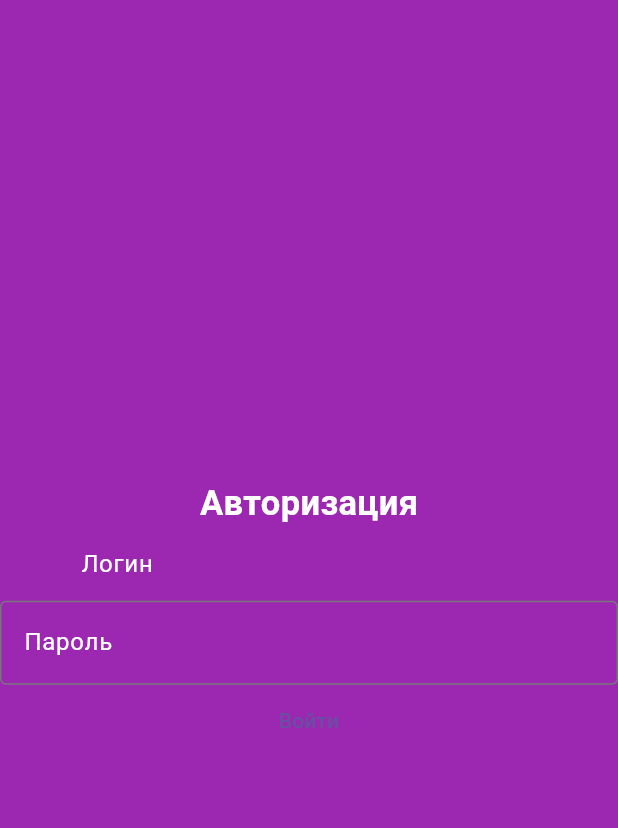
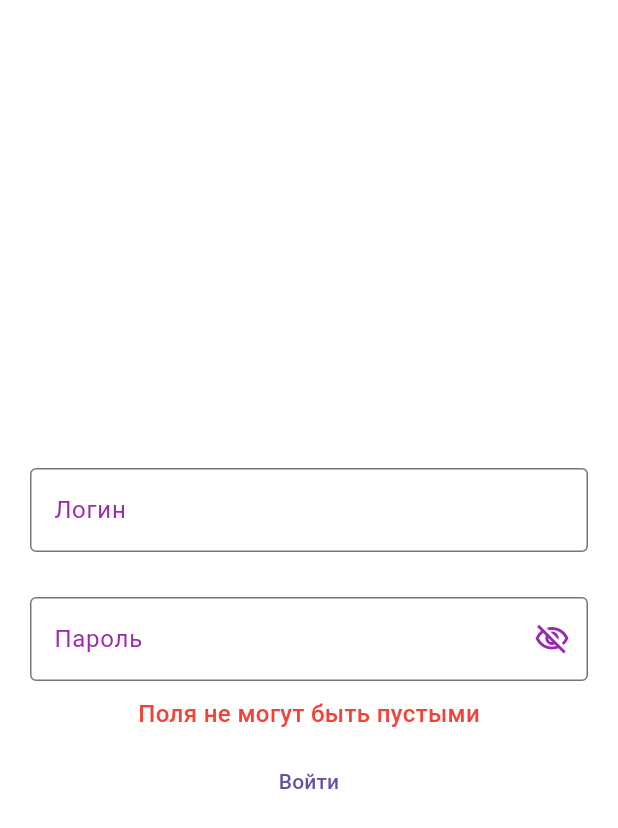
Before and after one commit to afn66666666/diploma, a Flutter app: the screen it shows after launch, after a tap on "Войти", on a phone screen of 412 x 824 dp. Shown: the top 828 px of the screen. Run offline on Flutter 3.47's test engine with Material 3 defaults, Android fonts, the phone set to English and light mode, and no system bars; missing offline and left inert: dart:ffi, postgres.

Commit message:
++авторизация

```diff
--- a/lib/features/authorization/authorization_screen.dart
+++ b/lib/features/authorization/authorization_screen.dart
@@ -1,4 +1,10 @@
+import 'dart:convert';
+import 'dart:ffi';
+
 import 'package:flutter/material.dart';
+import 'package:flutter_application_2/features/sql_connection/connector.dart';
+import 'package:provider/provider.dart';
+import 'package:crypto/crypto.dart';
 
 class AuthorizationScreen extends StatefulWidget {
   final _loginController = TextEditingController();
@@ -9,47 +15,125 @@ class AuthorizationScreen extends StatefulWidget {
 }
 
 class AuthorizationScreenState extends State<AuthorizationScreen> {
+  bool _showError = false;
+  bool _isPasswordVisible = false;
+  bool _isLoadingShow = false;
+  String _error = '';
   @override
   Widget build(BuildContext context) {
+    print('authorization screen builded');
+    final connector = Provider.of<Connector>(context);
     final theme = Theme.of(context);
     return Scaffold(
-      backgroundColor: theme.appBarTheme.backgroundColor,
+      backgroundColor: Colors.white,
       body: Column(mainAxisAlignment: MainAxisAlignment.center, children: [
         Text(
           'Авторизация',
           style: theme.appBarTheme.titleTextStyle,
         ),
         //login
-        TextFormField(
-
+        Padding(
+          padding: const EdgeInsets.symmetric(horizontal: 20),
+          child: TextFormField(
             controller: widget._loginController,
-          decoration: const InputDecoration(
-            contentPadding: EdgeInsets.only(left:50, right: 20),
-            border: OutlineInputBorder(borderSide: BorderSide(color: Colors.white)),
-            enabledBorder: OutlineInputBorder(
-                borderSide: BorderSide(
-                    color: Colors.white, width: 3, style: BorderStyle.none)),
-            disabledBorder: OutlineInputBorder(borderSide: BorderSide(
-                    color: Colors.white, width: 3, style: BorderStyle.none)),
+            decoration: InputDecoration(
+              border: const OutlineInputBorder(),
+              // enabledBorder: OutlineInputBorder(
+              //     borderSide: BorderSide(
+              //         color: Colors.black54, width: 3, style: BorderStyle.none)),
+              // disabledBorder: OutlineInputBorder(
+              //     borderSide: BorderSide(
+              //         color: Colors.black54, width: 3, style: BorderStyle.none)),
               // border: OutlineInputBorder(
               //     borderSide: BorderSide(color: Colors.white, width: 3,style: BorderStyle.none)),
               labelText: 'Логин',
-            labelStyle: TextStyle(color: Colors.white),
+              labelStyle: TextStyle(color: theme.appBarTheme.backgroundColor),
             ),
           ),
+        ),
+        const Padding(padding: EdgeInsets.symmetric(vertical: 15)),
         //password
-        TextFormField(
+        Padding(
+            padding: const EdgeInsets.symmetric(horizontal: 20),
+            child: TextFormField(
+              obscureText: _isPasswordVisible,
               controller: widget._passwordController,
-          decoration: const InputDecoration(
-              border: OutlineInputBorder(),
+              decoration: InputDecoration(
+                  suffixIcon: IconButton(
+                    onPressed: () {
+                      setState(() {
+                        _isPasswordVisible = !_isPasswordVisible;
+                      });
+                    },
+                    icon: Icon(_isPasswordVisible
+                        ? Icons.visibility_outlined
+                        : Icons.visibility_off_outlined),
+                    color: theme.appBarTheme.backgroundColor,
+                  ),
+                  border: const OutlineInputBorder(),
                   labelText: 'Пароль',
-              labelStyle: TextStyle(color: Colors.white)),
+                  labelStyle:
+                      TextStyle(color: theme.appBarTheme.backgroundColor)),
+            )),
+        Container(
+            child: _isLoadingShow
+                ? const CircularProgressIndicator()
+                : Column(
+                    children: [
+                      Padding(
+                          padding: const EdgeInsets.only(top: 10, bottom: 10),
+                          child: _showError
+                              ? Text(
+                                  style: TextStyle(color: Colors.red,fontSize: theme.textTheme.bodySmall?.fontSize ?? 16),
+                                  _error)
+                              : null),
+                      TextButton(
+                        onPressed: () async {
+                          final login = widget._loginController.text;
+                          final password = widget._passwordController.text;
+                          if (login.isEmpty || password.isEmpty) {
+                            setState(() {
+                              _showError = true;
+                              _error = 'Поля не могут быть пустыми';
+                            });
+                          }
+                          else{
+                          final hash =
+                              sha512.convert(utf8.encode(password)).toString();
+                          setState(() => _isLoadingShow = true);
+                          _showError = await connector.authorize(login, hash);
+                          var test = connector.authorize(login, hash);
+                          test.then((res) {
+                            if (res) {
+                              Navigator.of(context).pushNamed('/add_card');
+                            } else {
+                              setState(
+                                () {
+                                  _isLoadingShow = false;
+                                  _showError = true;
+                                  _error = 'Логин или пароль введен неверно';
+                                },
+                              );
+                            }
+                          });
+                          }
+                        },
+                        child: const Text('Войти'),
                       ),
-        TextButton(
-          onPressed: () {},
-          child: const Text('Войти'),
-        )
+                    ],
+                  ))
       ]),
+      // Container(
+      //   child: _isLoadingShow
+      //       ? Container(
+      //           margin:
+      //               EdgeInsets.symmetric(horizontal: 90, vertical: 350),
+      //           alignment: Alignment.center,
+      //           color: Colors.amber,
+      //           child: const Text('kmkm'),
+      //         )
+      //       : null,
+      // ),
     );
   }
 }
--- a/lib/features/card_screen/defs.dart
+++ b/lib/features/card_screen/defs.dart
@@ -31,7 +31,8 @@ const List<String> labels = [
   'Дата раскопок'
 ];
 
-const String tableName = 'card_legacy';
+const String cardTableName = 'card_legacy';
+const String userTableName = 'users';
 const bool isStartLoadingEnabled = true;
 const bool isAuthorizationEnabled = true;
 const double flangPadding = 10;
--- a/lib/main.dart
+++ b/lib/main.dart
@@ -73,7 +73,7 @@ class _CardsScreenState extends State<CardsScreen> {
 
   @override
   Widget build(BuildContext context) {
-    final theme = Theme.of(context);
+    print('cards screen build');
     final connector = Provider.of<Connector>(context);
     final cards =
         connector.map.entries.map((iterator) => iterator.value).toList();
--- a/pubspec.yaml
+++ b/pubspec.yaml
@@ -37,6 +37,9 @@ dependencies:
   cupertino_icons: ^1.0.2
   postgres: ^3.1.2
   provider: ^6.1.2
+  flutter_secure_storage: ^9.0.0
+  crypto: ^3.0.3
+  passwordfield: ^0.2.0
 
 dev_dependencies:
   flutter_test:
```
Also changed, not shown: lib/features/cards_list/views/cards_list.dart (deleted, +0 -19 lines), lib/features/sql_connection/connector.dart (+10 -2 lines), pubspec.lock, 5 other files. Lines whose indentation alone changed are shown as unchanged.
